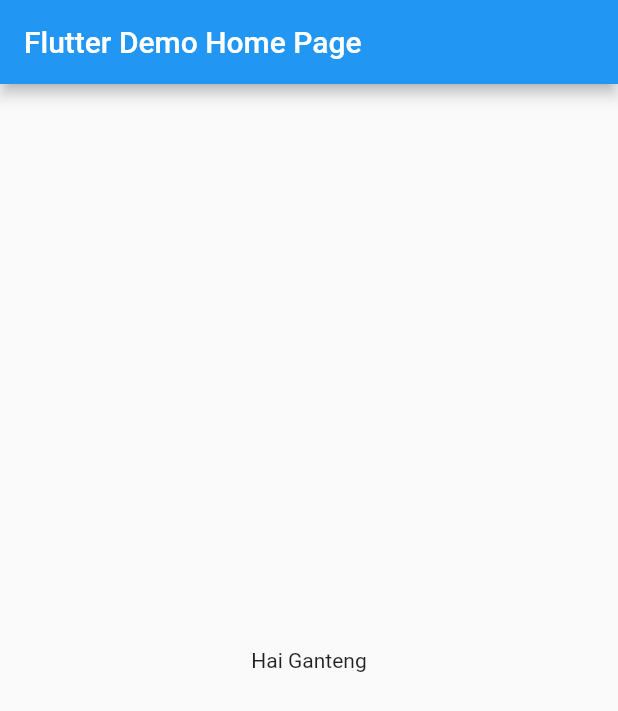
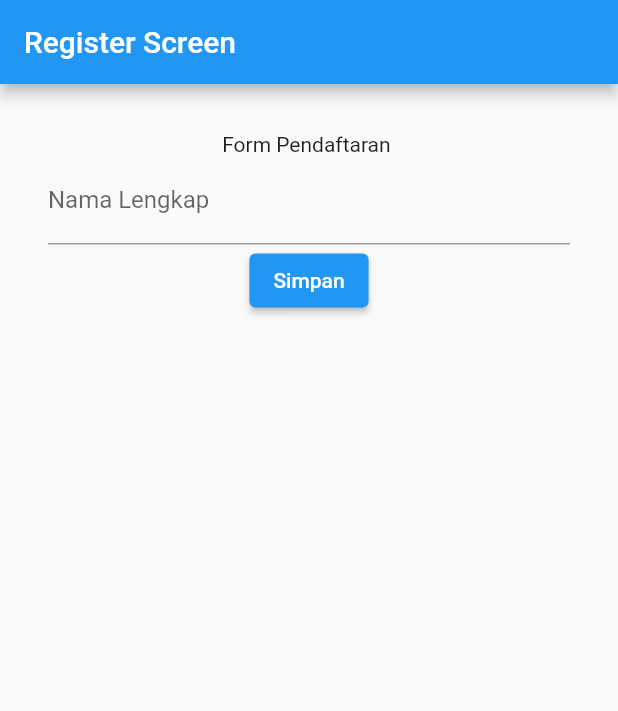
Before and after one commit to imaldi/learn_flutter_with_aim2u, a Flutter app: the screen it shows after launch, on a phone screen of 412 x 824 dp. Shown: the top 711 px of the screen. Run offline on Flutter 3.47's test engine with Material 2 defaults, Android fonts, the phone set to English and light mode, and no system bars.

Commit message:
buat form register dengan field nama dan tombol submit

```diff
--- a/lib/screens/my_home_screen.dart
+++ b/lib/screens/my_home_screen.dart
@@ -5,8 +5,8 @@ import 'package:flutter/material.dart';
 /// stateless widget adalah banner iklan yang tidak bisa diubah kontennya setelah diprint
 /// sedangkan,
 /// stateful widget adalah banner iklan yang ditempatkan di layar LCD yang iklannya lebih dinamis dan bisa berubah,
-class MyHomePage extends StatefulWidget {
-  const MyHomePage({Key? key, required this.title}) : super(key: key);
+class MyHomeScreen extends StatefulWidget {
+  const MyHomeScreen({Key? key, required this.title}) : super(key: key);
   /// Widget ini adalah homepage aplikasi kita. Widgetnya stateful yang artinya bisa berubah seperti yang sudah dijelaskan tadi
   /// Nilai2 awal / konfigurasi dari constructor dalam widget stateful selalu disimpan sebagai variabel final
   final String title;
@@ -14,10 +14,10 @@ class MyHomePage extends StatefulWidget {
   /// Kalau widget stateful, dia override method createState() yang mereturn class yang Implement Class State
   /// nah di class State tersebutlah nilai2 yang berubah dari suatu widget di manipulasi
   @override
-  State<MyHomePage> createState() => _MyHomePageState();
+  State<MyHomeScreen> createState() => _MyHomeScreenState();
 }
 
-class _MyHomePageState extends State<MyHomePage> {
+class _MyHomeScreenState extends State<MyHomeScreen> {
   @override
   Widget build(BuildContext context) {
     return Scaffold(
--- /dev/null
+++ b/lib/screens/register_screen.dart
@@ -0,0 +1,66 @@
+import 'package:flutter/material.dart';
+import 'package:flutter/services.dart';
+
+class RegisterScreen extends StatefulWidget {
+  const RegisterScreen({Key? key}) : super(key: key);
+
+  @override
+  _RegisterScreenState createState() => _RegisterScreenState();
+}
+
+class _RegisterScreenState extends State<RegisterScreen> {
+  final _keyForm = GlobalKey<FormState>();
+  String? nama;
+
+  checkForm() {
+    final form = _keyForm.currentState;
+    if (form!.validate()) {
+      setState(() {
+        form.save();
+      });
+    }
+  }
+
+  @override
+  Widget build(BuildContext context) {
+    return Scaffold(
+        appBar: AppBar(
+          title: Text('Register Screen'),
+        ),
+        body: Center(
+            child: Padding(
+          padding: const EdgeInsets.all(32.0),
+          child: Form(
+
+              /// Form perlu key untuk dipakai ketika validasi isi seluruh form
+              key: _keyForm,
+              child: Column(
+                children: [
+                  Container(
+                    child: Text('Form Pendaftaran ${nama ?? ""}'),
+                  ),
+                  TextFormField(
+                    // autovalidateMode: AutovalidateMode.onUserInteraction,
+                    decoration: const InputDecoration(
+                      label: Text('Nama Lengkap'),
+                      hintText: 'Nama Lengkap Elu',
+                    ),
+                    validator: (text) {
+                      if (text!.isEmpty) {
+                        return 'Nama Tidak Boleh Kosong!';
+                      }
+                      return null;
+                    },
+                    onSaved: (value){
+                      nama = value;
+                    },
+                  ),
+
+                  ElevatedButton(onPressed: (){
+                    checkForm();
+                  }, child: Text('Simpan'))
+                ],
+              )),
+        )));
+  }
+}
--- a/lib/screens/splash_screen.dart
+++ b/lib/screens/splash_screen.dart
@@ -2,6 +2,7 @@ import 'dart:async';
 
 import 'package:flutter/material.dart';
 import 'package:learn_flutter_with_aim2u/screens/my_home_screen.dart';
+import 'package:learn_flutter_with_aim2u/screens/register_screen.dart';
 
 // tes commit local tanpa push lalu amend
 class SplashScreen extends StatefulWidget {
@@ -19,7 +20,8 @@ class _SplashScreenState extends State<SplashScreen> {
             ()=>Navigator.pushReplacement(context,
             MaterialPageRoute(builder:
                 (context) =>
-                    const MyHomePage(title: 'Flutter Demo Home Page')
+                    const RegisterScreen()
+                    // const MyHomeScreen(title: 'Flutter Demo Home Page')
             )
         )
     );
```
